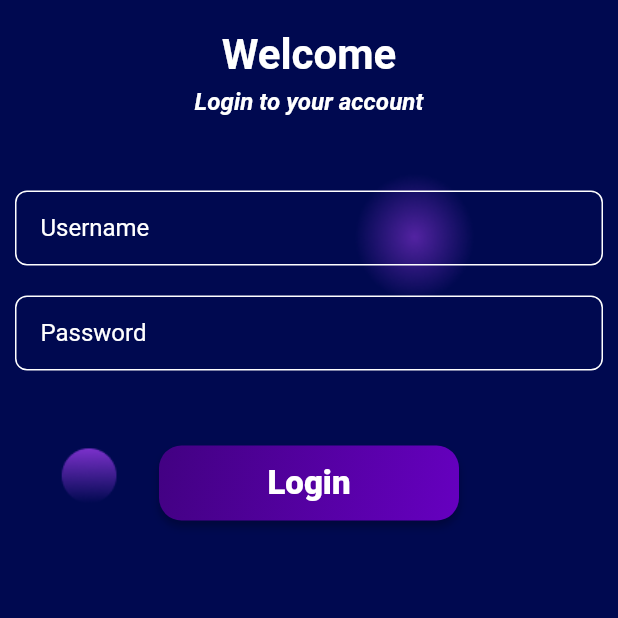
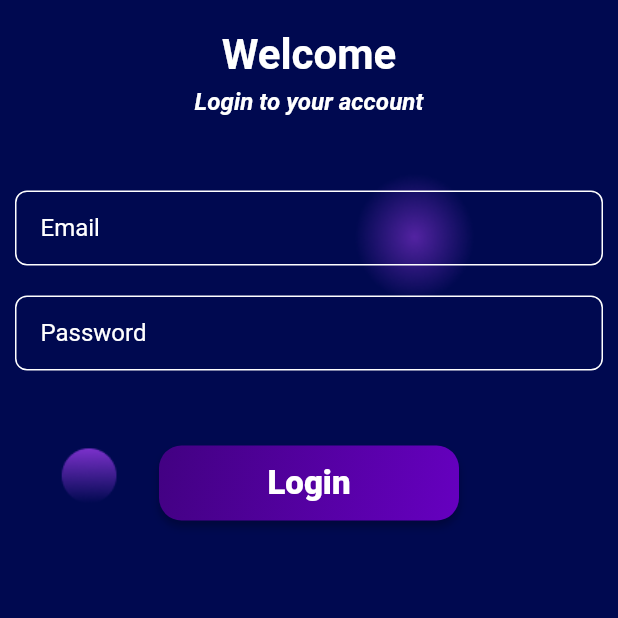
Before and after one commit to kushm121/MonTrack-App, a Flutter app: the screen it shows after launch, after a tap on "Login", on a phone screen of 412 x 824 dp, the top half of it. Run offline on Flutter 3.47's test engine with Material 2 defaults, Android fonts, the phone set to English and light mode, and no system bars; our stand-ins replace cloud_firestore, firebase_auth, firebase_core, fluttertoast; missing offline and left inert: modal_progress_hud_alt; accounts and stored records are empty; Roboto replaces fonts that are missing (Circular).

Commit message:
modified:   lib/Login.dart

```diff
--- a/lib/Login.dart
+++ b/lib/Login.dart
@@ -101,7 +101,7 @@ class _LoginState extends State<Login> {
                           controller: _usernameController,
                           style: TextStyle(color: Colors.white),
                           decoration: InputDecoration(
-                            hintText: _isUsernameTyped ? '' : 'Username',
+                            hintText: _isUsernameTyped ? '' : 'Email',
                             hintStyle: TextStyle(color: Colors.white),
                             border: InputBorder.none,
                           ),
```
